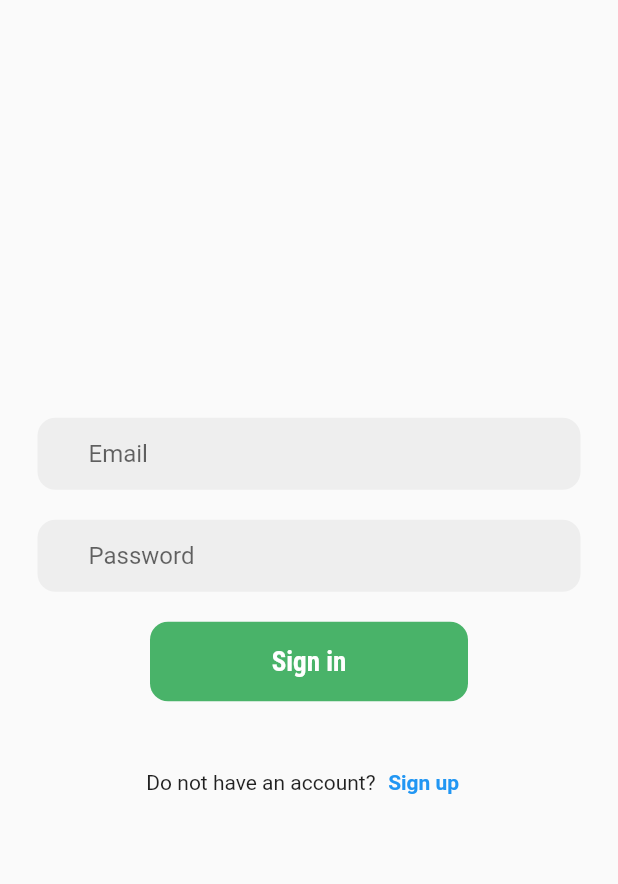
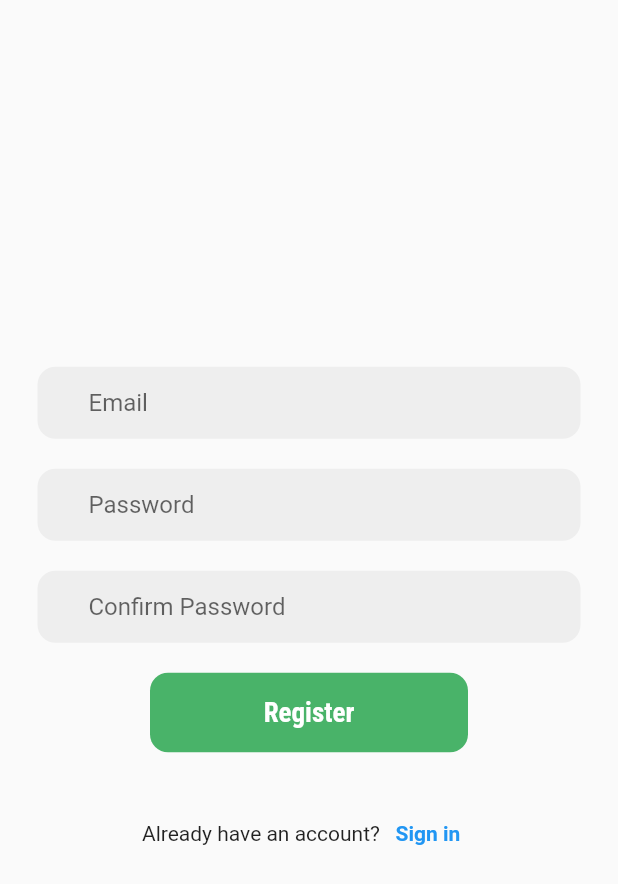
Before and after one commit to Scorpion645/ecommerceapp, a Flutter app: the screen it shows after launch, on a phone screen of 412 x 824 dp. Shown: the top 884 px of the screen. Run offline on Flutter 3.47's test engine with Material 2 defaults, Android fonts, the phone set to English and light mode, and no system bars; our stand-ins replace google_fonts.

Commit message:
sign up screen finished

```diff
--- a/lib/main.dart
+++ b/lib/main.dart
@@ -1,4 +1,5 @@
 import 'package:ecommerceapp/screens/login_screen.dart';
+import 'package:ecommerceapp/screens/register_screen.dart';
 import 'package:flutter/material.dart';
 
 void main() {
@@ -12,7 +13,7 @@ class MyApp extends StatelessWidget {
   @override
   Widget build(BuildContext context) {
     return MaterialApp(
-      home: LoginScreen(),
+      home: RegisterScreen(),
     );
   }
 }
--- a/lib/screens/login_screen.dart
+++ b/lib/screens/login_screen.dart
@@ -1,5 +1,6 @@
 // ignore_for_file: prefer_const_constructors
 
+import 'package:ecommerceapp/screens/register_screen.dart';
 import 'package:flutter/material.dart';
 import 'package:google_fonts/google_fonts.dart';
 
@@ -16,7 +17,7 @@ class LoginScreen extends StatelessWidget {
           mainAxisAlignment: MainAxisAlignment.center,
           children: [
             //  Email textfield
-            Container(
+          Container(
               child: Padding(
                 padding: const EdgeInsets.symmetric(horizontal: 25),
                 child: Container(
@@ -81,7 +82,8 @@ class LoginScreen extends StatelessWidget {
                                   fontSize: 18))))),
             ),
 
-            SizedBox(height: 30),
+            SizedBox(
+              height: 30),
 
             // Signup text
             Container(
@@ -89,7 +91,9 @@ class LoginScreen extends StatelessWidget {
                 mainAxisAlignment: MainAxisAlignment.center,
                 children: [
                   Text('Do not have an account?'),
-                  TextButton(onPressed: () {}, child: Text('Sign up',style: TextStyle(fontWeight: FontWeight.bold),))
+                  TextButton(onPressed: () {
+                    Navigator.push(context, MaterialPageRoute(builder: (context) => RegisterScreen()));
+                  }, child: Text('Sign up',style: TextStyle(fontWeight: FontWeight.bold),))
                 ],
               ),
             )
--- a/lib/screens/register_screen.dart
+++ b/lib/screens/register_screen.dart
@@ -1,10 +1,131 @@
 import 'package:flutter/material.dart';
+import 'package:google_fonts/google_fonts.dart';
+
+import '../constants/colors.dart';
+import 'login_screen.dart';
 
 class RegisterScreen extends StatelessWidget {
-  const RegisterScreen ({super.key});
+  const RegisterScreen({super.key});
 
   @override
   Widget build(BuildContext context) {
-    return Scaffold();
+    return SafeArea(
+      child: Scaffold(
+        body: Column(
+          mainAxisAlignment: MainAxisAlignment.center,
+          children: [
+            //  Email textfield
+            Container(
+              child: Padding(
+                padding: const EdgeInsets.symmetric(horizontal: 25),
+                child: Container(
+                  decoration: BoxDecoration(
+                      color: Colors.grey[200],
+                      borderRadius: BorderRadius.circular(12)),
+                  child: Padding(
+                    padding: const EdgeInsets.symmetric(horizontal: 14.0),
+                    child: TextField(
+                      keyboardType: TextInputType.emailAddress,
+                      decoration: InputDecoration(
+                          border: InputBorder.none,
+                          hintText: 'Email',
+                          contentPadding: EdgeInsets.symmetric(horizontal: 20)),
+                    ),
+                  ),
+                ),
+              ),
+            ),
+
+            SizedBox(
+              height: 20,
+            ),
+
+            //  Password textfield
+            Container(
+              child: Padding(
+                  padding: const EdgeInsets.symmetric(horizontal: 25),
+                  child: Container(
+                      decoration: BoxDecoration(
+                          color: Colors.grey[200],
+                          borderRadius: BorderRadius.circular(12)),
+                      child: Padding(
+                          padding: const EdgeInsets.symmetric(horizontal: 14.0),
+                          child: TextField(
+                              obscureText: true,
+                              decoration: InputDecoration(
+                                  border: InputBorder.none,
+                                  hintText: 'Password',
+                                  contentPadding:
+                                      EdgeInsets.symmetric(horizontal: 20)))))),
+            ),
+
+             SizedBox(
+              height: 20,
+            ),
+
+               //  Confirm password
+            Container(
+              child: Padding(
+                  padding: const EdgeInsets.symmetric(horizontal: 25),
+                  child: Container(
+                      decoration: BoxDecoration(
+                          color: Colors.grey[200],
+                          borderRadius: BorderRadius.circular(12)),
+                      child: Padding(
+                          padding: const EdgeInsets.symmetric(horizontal: 14.0),
+                          child: TextField(
+                              obscureText: true,
+                              decoration: InputDecoration(
+                                  border: InputBorder.none,
+                                  hintText: 'Confirm Password',
+                                  contentPadding:
+                                      EdgeInsets.symmetric(horizontal: 20)))))),
+            ),
+
+            SizedBox(
+              height: 20,
+            ),
+
+            // Register Button
+            Container(
+              child: Padding(
+                  padding: const EdgeInsets.symmetric(horizontal: 100),
+                  child: Container(
+                      padding: EdgeInsets.all(16),
+                      decoration: BoxDecoration(
+                          color: BTNGreen,
+                          borderRadius: BorderRadius.circular(12)),
+                      child: Center(
+                          child: Text("Register",
+                              style: GoogleFonts.robotoCondensed(
+                                  color: Colors.white,
+                                  fontWeight: FontWeight.bold,
+                                  fontSize: 18))))),
+            ),
+
+            SizedBox(
+              height: 30),
+
+            // Signup text
+            Container(
+              child: Row(
+                mainAxisAlignment: MainAxisAlignment.center,
+                children: [
+                  Text('Already have an account?'),
+                  TextButton(
+                      onPressed: () {
+                        Navigator.push(context, MaterialPageRoute(builder: (context) => LoginScreen()));
+                      },
+                      child: Text(
+                        'Sign in',
+                        style: TextStyle(fontWeight: FontWeight.bold),
+                      ))
+                ],
+              ),
+            )
+          ],
+        ),
+      ),
+    );
   }
 }
```
